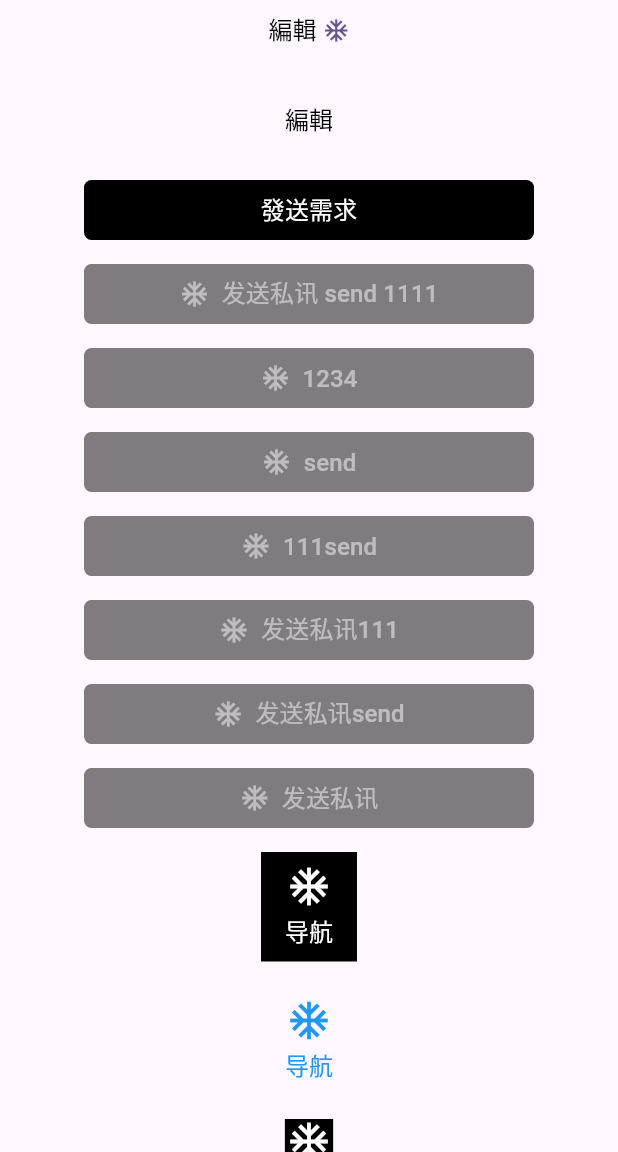
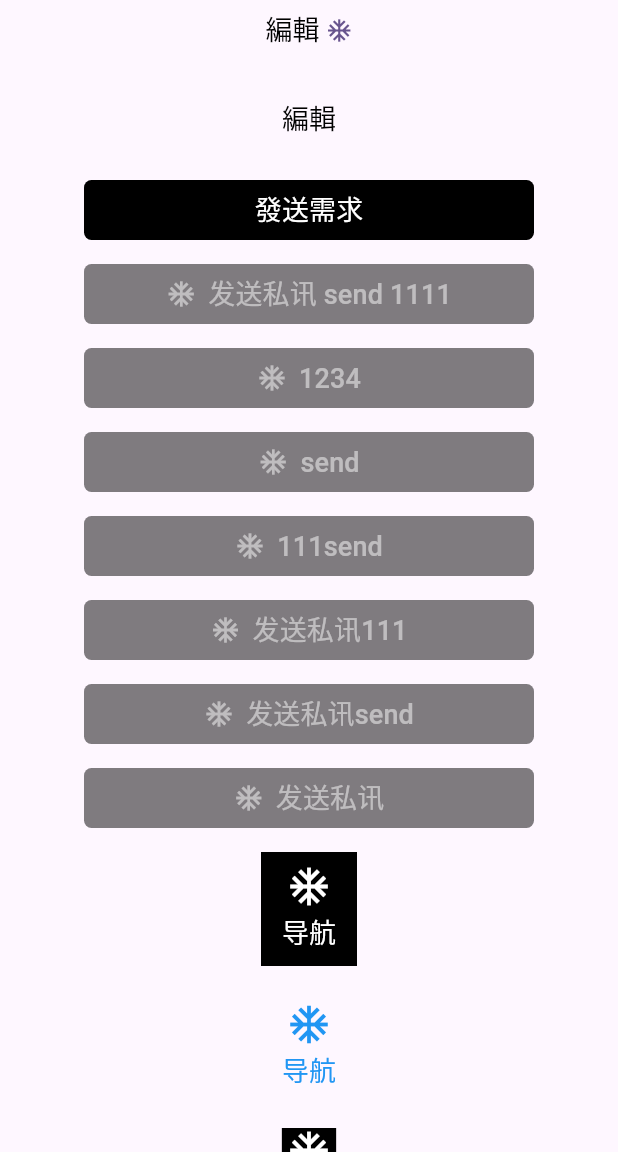
Before and after one commit to flutter-packagist/widgets, a Flutter app: the TextButtonDemo screen opened directly, on a phone screen of 412 x 824 dp, the part 84-1236 px from its top. Run offline on Flutter 3.47's test engine with Material 3 defaults, Android fonts, the phone set to English and light mode, and no system bars; our stand-ins replace cached_network_image, dio, easy_refresh, waterfall_flow; missing offline and left inert: packagist_network.

Commit message:
feat: WrapperTextButton文本居中适配

```diff
--- a/example/lib/text_button_demo.dart
+++ b/example/lib/text_button_demo.dart
@@ -28,7 +28,7 @@ class _TextButtonDemoState extends State<TextButtonDemo> {
                 height: 40,
                 text: "編輯",
                 textColor: Colors.black,
-                textSize: 16,
+                textSize: 18,
                 radius: 5,
                 icon: const Icon(Icons.ac_unit),
                 iconPosition: IconPosition.right,
@@ -38,7 +38,7 @@ class _TextButtonDemoState extends State<TextButtonDemo> {
                 onPressed: () {},
                 text: "編輯",
                 textColor: Colors.black,
-                textSize: 16,
+                textSize: 18,
                 radius: 5,
               ),
               const SizedBox(height: 16),
@@ -49,7 +49,7 @@ class _TextButtonDemoState extends State<TextButtonDemo> {
                 backgroundColor: Colors.black,
                 text: "發送需求",
                 textColor: Colors.white,
-                textSize: 16,
+                textSize: 18,
                 radius: 5,
               ),
               const SizedBox(height: 16),
@@ -60,7 +60,7 @@ class _TextButtonDemoState extends State<TextButtonDemo> {
                 backgroundColor: Colors.black,
                 text: "发送私讯 send 1111",
                 textColor: Colors.white,
-                textSize: 16,
+                textSize: 18,
                 radius: 5,
                 icon: const Icon(Icons.ac_unit),
                 iconSize: 20,
@@ -77,7 +77,7 @@ class _TextButtonDemoState extends State<TextButtonDemo> {
                 backgroundColor: Colors.black,
                 text: "1234",
                 textColor: Colors.white,
-                textSize: 16,
+                textSize: 18,
                 radius: 5,
                 icon: const Icon(Icons.ac_unit),
                 iconSize: 20,
@@ -93,7 +93,7 @@ class _TextButtonDemoState extends State<TextButtonDemo> {
                 backgroundColor: Colors.black,
                 text: "send",
                 textColor: Colors.white,
-                textSize: 16,
+                textSize: 18,
                 radius: 5,
                 icon: const Icon(Icons.ac_unit),
                 iconSize: 20,
@@ -109,7 +109,7 @@ class _TextButtonDemoState extends State<TextButtonDemo> {
                 backgroundColor: Colors.black,
                 text: "111send",
                 textColor: Colors.white,
-                textSize: 16,
+                textSize: 18,
                 radius: 5,
                 icon: const Icon(Icons.ac_unit),
                 iconSize: 20,
@@ -125,7 +125,7 @@ class _TextButtonDemoState extends State<TextButtonDemo> {
                 backgroundColor: Colors.black,
                 text: "发送私讯111",
                 textColor: Colors.white,
-                textSize: 16,
+                textSize: 18,
                 radius: 5,
                 icon: const Icon(Icons.ac_unit),
                 iconSize: 20,
@@ -141,7 +141,7 @@ class _TextButtonDemoState extends State<TextButtonDemo> {
                 backgroundColor: Colors.black,
                 text: "发送私讯send",
                 textColor: Colors.white,
-                textSize: 16,
+                textSize: 18,
                 radius: 5,
                 icon: const Icon(Icons.ac_unit),
                 iconSize: 20,
@@ -157,7 +157,7 @@ class _TextButtonDemoState extends State<TextButtonDemo> {
                 backgroundColor: Colors.black,
                 text: "发送私讯",
                 textColor: Colors.white,
-                textSize: 16,
+                textSize: 18,
                 radius: 5,
                 icon: const Icon(Icons.ac_unit),
                 iconSize: 20,
@@ -171,7 +171,7 @@ class _TextButtonDemoState extends State<TextButtonDemo> {
                 backgroundColor: Colors.black,
                 text: "导航",
                 textColor: Colors.white,
-                textSize: 16,
+                textSize: 18,
                 iconPosition: IconPosition.top,
                 icon: const Icon(Icons.ac_unit),
                 iconSize: 30,
@@ -183,7 +183,7 @@ class _TextButtonDemoState extends State<TextButtonDemo> {
                 backgroundColor: Colors.transparent,
                 text: "导航",
                 textColor: Colors.blue,
-                textSize: 16,
+                textSize: 18,
                 iconPosition: IconPosition.top,
                 icon: const Icon(Icons.ac_unit),
                 iconSize: 30,
@@ -196,7 +196,7 @@ class _TextButtonDemoState extends State<TextButtonDemo> {
                 backgroundColor: Colors.black,
                 text: "导航",
                 textColor: Colors.white,
-                textSize: 16,
+                textSize: 18,
                 iconPosition: IconPosition.top,
                 icon: const Icon(Icons.ac_unit),
                 iconSize: 30,
--- a/lib/button/text_button.dart
+++ b/lib/button/text_button.dart
@@ -138,13 +138,27 @@ class WrapperTextButton extends StatelessWidget {
       TextScaler textScaler = MediaQuery.of(context).textScaler;
       String scaleText = textScaler.toString();
       double scaleFactor = scaleText.getScaleFactor;
+      EdgeInsetsGeometry padding = scaledPadding(context);
       // 如果文本高度大于按钮设定的高度，向上偏移文本
       if (height != null && textHeight > height!) {
         shrinkWrap = true;
         offset = Offset(0, (height! - textHeight) * 0.8);
+      } else if (height != null && textHeight > height! - padding.vertical) {
+        shrinkWrap = true;
+        if (!text.isChinese) {
+          offset = Offset(0, (0.4 * log(pow(scaleFactor, 2) * 12)));
+          if (text.isContainChinese) {
+            offset = Offset(0, (0.1 * log(pow(scaleFactor, 2) * 10)));
+          }
+        } else {
+          offset = Offset(0, -(0.1 * log(pow(scaleFactor, 2) * 10)));
+        }
       } else if (text.isContainChinese) {
         // 如果是中文，向下偏移文本（随着字体大小的增加，增速变快）
-        offset = Offset(0, -(0.1 + 0.4 * pow(scaleFactor, 5)));
+        offset = Offset(0, -(0.1 + 0.2 * pow(scaleFactor, 5)));
+        if (text.isChinese) {
+          offset = offset.translate(0, -(0.7 * log(pow(scaleFactor, 2) * 4)));
+        }
       } else if (text.isEnglishOrDigits) {
         // 如果是中文，向上偏移文本（随着字体大小的增加，增速变慢）
         offset = Offset(0, (0.1 * log(pow(scaleFactor, 2) * 12)));
@@ -168,7 +182,6 @@ class WrapperTextButton extends StatelessWidget {
         );
       }
     }
-
     if (this.child != null) {
       child = this.child!;
     }
@@ -283,6 +296,21 @@ class WrapperTextButton extends StatelessWidget {
   WidgetStateProperty<T>? resolve<T>(T value) {
     return value == null ? null : WidgetStateProperty.all<T>(value);
   }
+
+  EdgeInsetsGeometry scaledPadding(BuildContext context) {
+    final ThemeData theme = Theme.of(context);
+    final double defaultFontSize = theme.textTheme.labelLarge?.fontSize ?? 14.0;
+    final double effectiveTextScale =
+        MediaQuery.textScalerOf(context).scale(defaultFontSize) / 14.0;
+    return ButtonStyleButton.scaledPadding(
+      theme.useMaterial3
+          ? const EdgeInsets.symmetric(horizontal: 12, vertical: 8)
+          : const EdgeInsets.all(8),
+      const EdgeInsets.symmetric(horizontal: 8),
+      const EdgeInsets.symmetric(horizontal: 4),
+      effectiveTextScale,
+    );
+  }
 }
 
 extension ColorExtension on Color? {
--- a/pubspec.yaml
+++ b/pubspec.yaml
@@ -1,6 +1,6 @@
 name: packagist_widgets
 description: widget library
-version: 1.3.6
+version: 1.3.8
 homepage: https://github.com/flutter-packagist/widgets
 
 environment:
```
Also changed, not shown: 1 other file.
